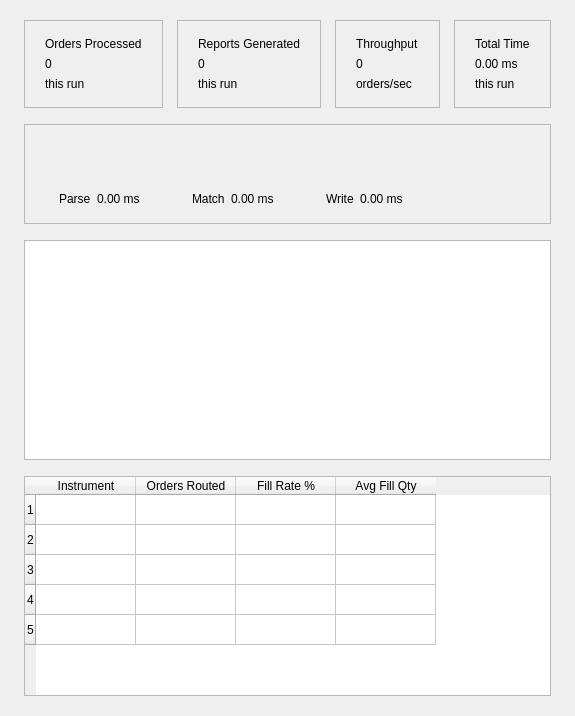
Qt form gui/ui/performance_dashboard.ui (SuhasDissa/LillyLedger) before a commit.
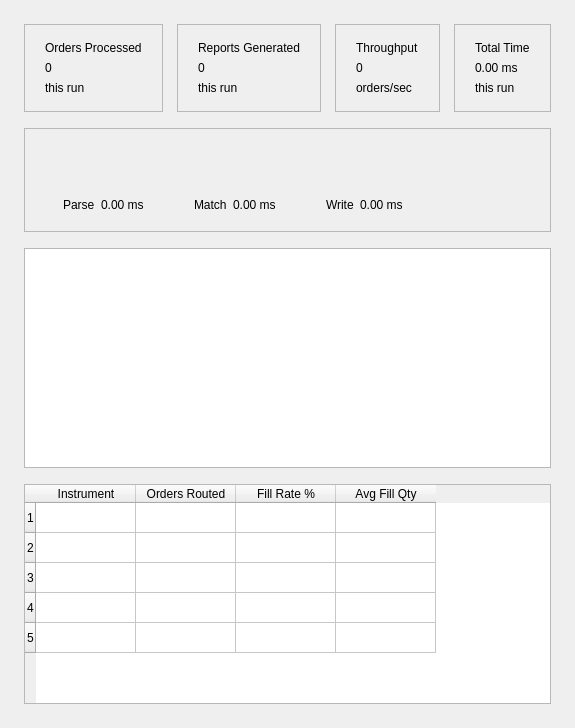
The same form after that commit. The open tabs and pages were chosen to show the change. Custom widgets are drawn as their Qt base class.

Commit message: refactor: streamline main window UI by removing unused tab buttons and adjusting layout properties

Diff of the .ui file:
```diff
--- a/gui/ui/performance_dashboard.ui
+++ b/gui/ui/performance_dashboard.ui
@@ -48,9 +48,9 @@
      <widget class="QWidget" name="contentWidget">
       <layout class="QVBoxLayout" name="contentLayout">
        <property name="leftMargin"><number>24</number></property>
-       <property name="topMargin"><number>20</number></property>
+       <property name="topMargin"><number>24</number></property>
        <property name="rightMargin"><number>24</number></property>
-       <property name="bottomMargin"><number>20</number></property>
+       <property name="bottomMargin"><number>24</number></property>
        <property name="spacing"><number>16</number></property>
        <!-- KPI row -->
        <item>
@@ -175,10 +175,10 @@
         <widget class="QFrame" name="phaseContainer">
          <property name="frameShape"><enum>QFrame::StyledPanel</enum></property>
          <layout class="QVBoxLayout" name="phaseLayout">
-          <property name="leftMargin"><number>16</number></property>
-          <property name="topMargin"><number>14</number></property>
-          <property name="rightMargin"><number>16</number></property>
-          <property name="bottomMargin"><number>14</number></property>
+          <property name="leftMargin"><number>20</number></property>
+          <property name="topMargin"><number>16</number></property>
+          <property name="rightMargin"><number>20</number></property>
+          <property name="bottomMargin"><number>16</number></property>
           <property name="spacing"><number>10</number></property>
           <item>
            <widget class="PhaseBreakdownBar" name="phaseBar" native="true">
```
The commit also changes 6 other files.
